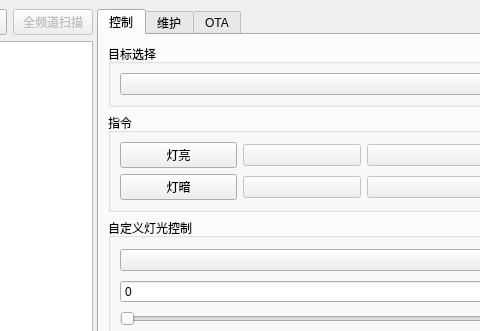
Qt form myesp_tool/ui/mainwindow.ui (wention/myesp_tool) before a commit; both pictures show x 299 to 779 and y 0 to 331 of the 938 by 836 pixel window.
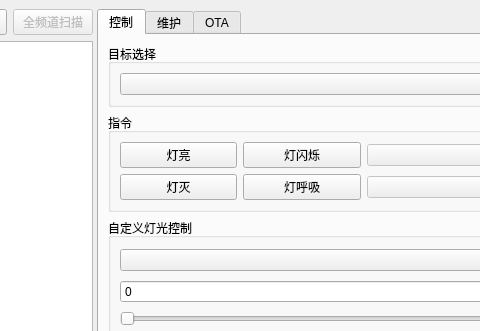
The same form after that commit.

```diff
--- a/myesp_tool/ui/mainwindow.ui
+++ b/myesp_tool/ui/mainwindow.ui
@@ -108,17 +108,17 @@
             <item row="1" column="0">
              <widget class="QPushButton" name="btn_light_low">
               <property name="text">
-               <string>灯暗</string>
+               <string>灯灭</string>
               </property>
              </widget>
             </item>
             <item row="1" column="1">
              <widget class="QPushButton" name="pushButton">
               <property name="enabled">
-               <bool>false</bool>
+               <bool>true</bool>
               </property>
               <property name="text">
-               <string/>
+               <string>灯呼吸</string>
               </property>
              </widget>
             </item>
@@ -142,10 +142,10 @@
             <item row="0" column="1">
              <widget class="QPushButton" name="pushButton_4">
               <property name="enabled">
-               <bool>false</bool>
+               <bool>true</bool>
               </property>
               <property name="text">
-               <string/>
+               <string>灯闪烁</string>
               </property>
              </widget>
             </item>
```
Left out of the diff: 14 changed lines with no effect on the pictures.
